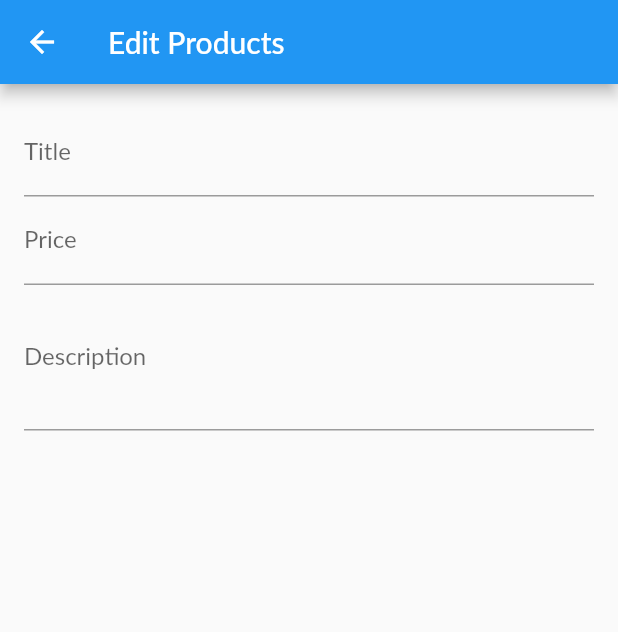
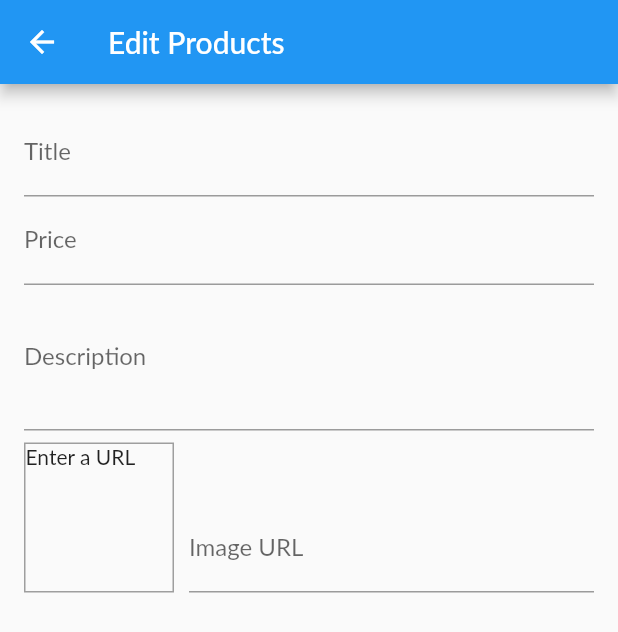
Before and after one commit to mricky/fluter_shop, a Flutter app: the EditProductScreen screen opened by its route, on a phone screen of 412 x 824 dp. Shown: the top 632 px of the screen. Run offline on Flutter 3.47's test engine with Material 2 defaults, Android fonts, the phone set to English and light mode, and no system bars; network calls fail; Roboto replaces fonts that are missing (Lato).

Commit message:
Image Input & Image Preview

```diff
--- a/lib/screens/edit_product_screen.dart
+++ b/lib/screens/edit_product_screen.dart
@@ -10,12 +10,30 @@ class EditProductScreen extends StatefulWidget {
 class _EditProductScreenState extends State<EditProductScreen> {
   final _priceFocusNode = FocusNode();
   final _descriptionFocusNode = FocusNode();
+  final _imageUrlController = TextEditingController();
+  final _imageUrlFocusNode = FocusNode();
 
   @override
+  void initState() {
+    _imageUrlFocusNode.addListener(_updateImageUrl);
+
+    super.initState();
+  }
+  @override
   void dispose(){
+    _imageUrlFocusNode.removeListener(_updateImageUrl);
     _priceFocusNode.dispose();
     _descriptionFocusNode.dispose();
+    _imageUrlController.dispose();
+    _imageUrlFocusNode.dispose();
     super.dispose();
+  }
+  void _updateImageUrl(){
+    if(!_imageUrlFocusNode.hasFocus){
+      setState(() {
+
+      });
+    }
   }
   @override
   Widget build(BuildContext context) {
@@ -50,8 +68,39 @@ class _EditProductScreenState extends State<EditProductScreen> {
                   maxLines: 3,
                   textInputAction: TextInputAction.next,
                   keyboardType: TextInputType.multiline,
-                  focusNode: _descriptionFocusNode,
+                  focusNode: _descriptionFocusNode    ,
                 ),
+                Row(
+                  crossAxisAlignment: CrossAxisAlignment.end,
+                  children: <Widget>[
+                    Container(
+                      width: 100,
+                      height: 100,
+                      margin: EdgeInsets.only(top: 8, right: 10),
+                      decoration: BoxDecoration(border: Border.all(
+                        width: 1,
+                        color: Colors.grey)
+                      ),
+
+                      child: _imageUrlController.text.isEmpty
+                       ? Text('Enter a URL')
+                       : FittedBox(
+                         child: Image.network(
+                           _imageUrlController.text,
+                          fit: BoxFit.cover,
+                       ),),
+                    ),
+                    Expanded(
+                        child: TextFormField(
+                        decoration: InputDecoration(labelText: 'Image URL'),
+                        keyboardType: TextInputType.url,
+                        textInputAction: TextInputAction.done,
+                        controller: _imageUrlController,
+                        focusNode: _imageUrlFocusNode,
+                        ),
+                    )
+
+                  ],)
             ],),),
       ),
     );
```
